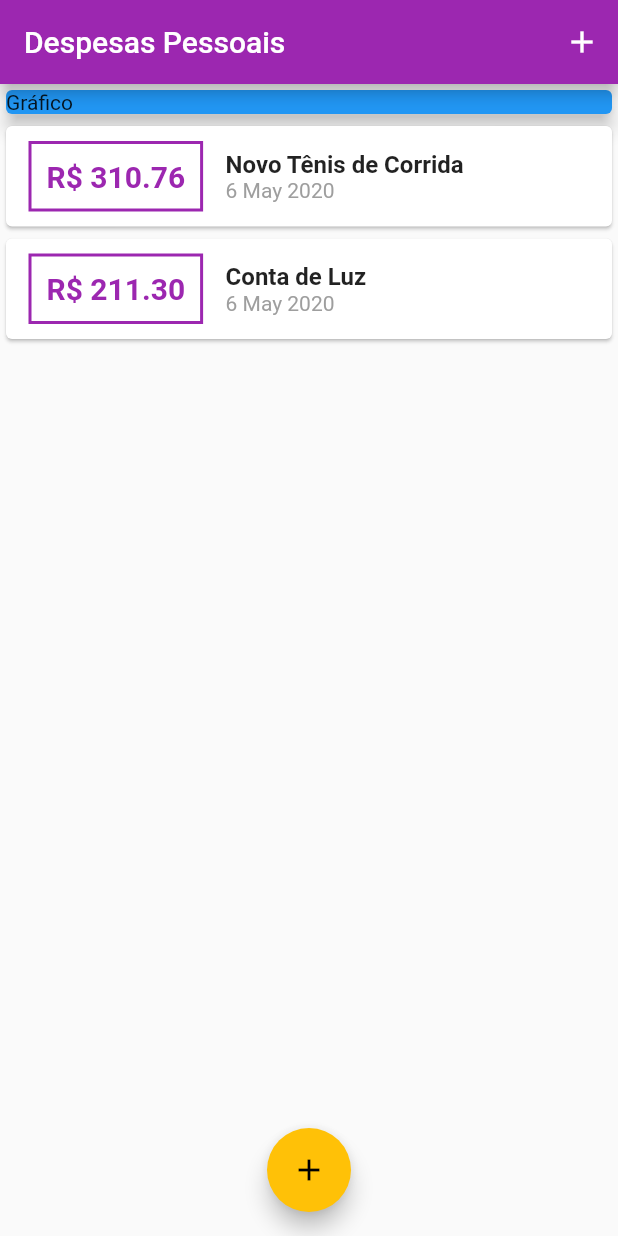
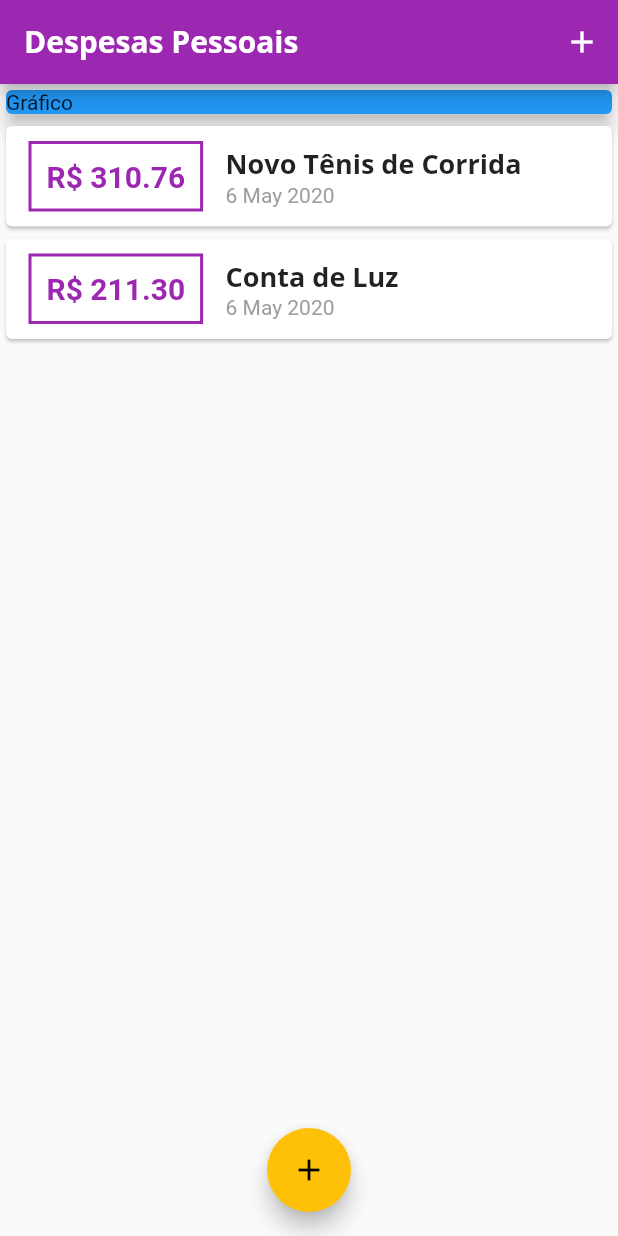
Before and after one commit to juanprog/Expenses-Flutter-App, a Flutter app: the screen it shows after launch, on a phone screen of 412 x 824 dp. Run offline on Flutter 3.47's test engine with Material 2 defaults, Android fonts, the phone set to English and light mode, and no system bars.

Commit message:
Add a font theme to the title

```diff
--- a/lib/components/transaction_list.dart
+++ b/lib/components/transaction_list.dart
@@ -44,10 +44,7 @@ class TransactionList extends StatelessWidget {
                   children: <Widget>[
                     Text(
                       tr.title,
-                      style: TextStyle(
-                        fontSize: 16,
-                        fontWeight: FontWeight.bold,
-                      ),
+                      style: Theme.of(context).textTheme.headline6,
                     ),
                     Text(
                       DateFormat('d MMM y').format(tr.date),
--- a/lib/main.dart
+++ b/lib/main.dart
@@ -16,6 +16,23 @@ class Expenses extends StatelessWidget {
       theme: ThemeData(
         primarySwatch: Colors.purple,
         accentColor: Colors.amber,
+        fontFamily: 'Quicksand',
+        textTheme: ThemeData.light().textTheme.copyWith(
+            headline6: TextStyle(
+              fontFamily: 'OpenSans',
+              fontSize: 18,
+              fontWeight: FontWeight.bold,
+            ),
+          ),
+        appBarTheme: AppBarTheme(
+          textTheme: ThemeData.light().textTheme.copyWith(
+            headline6: TextStyle(
+              fontFamily: 'OpenSans',
+              fontSize: 20,
+              fontWeight: FontWeight.bold,
+            ),
+          ),
+        ),
       ),
     );
   }
```
